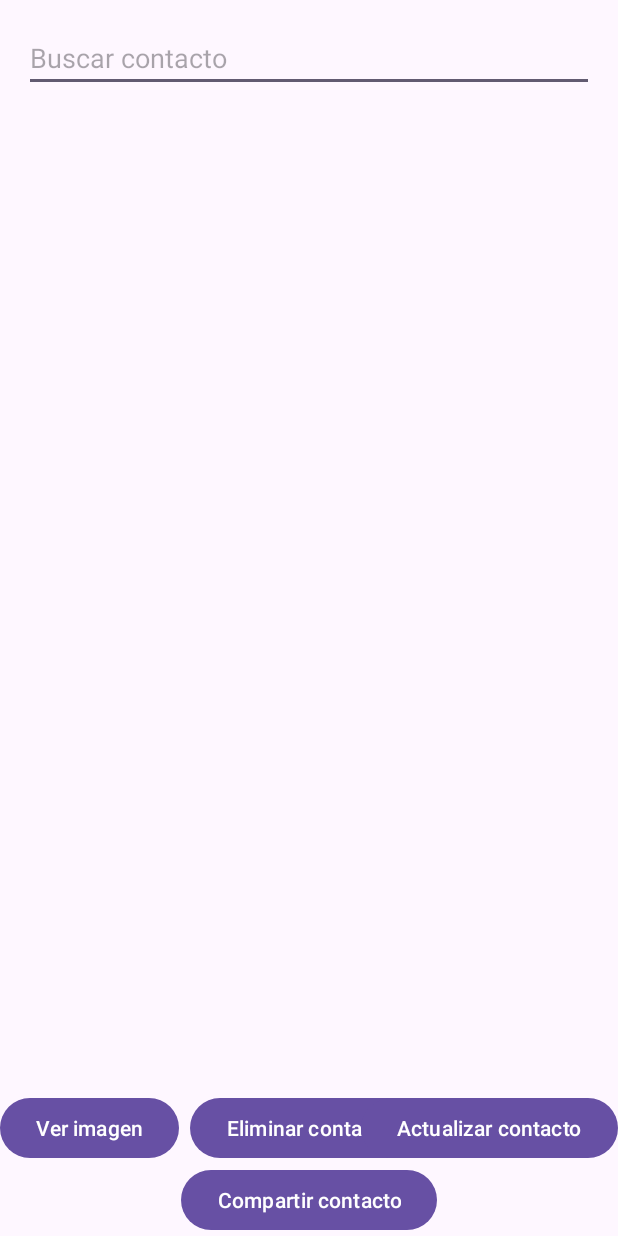
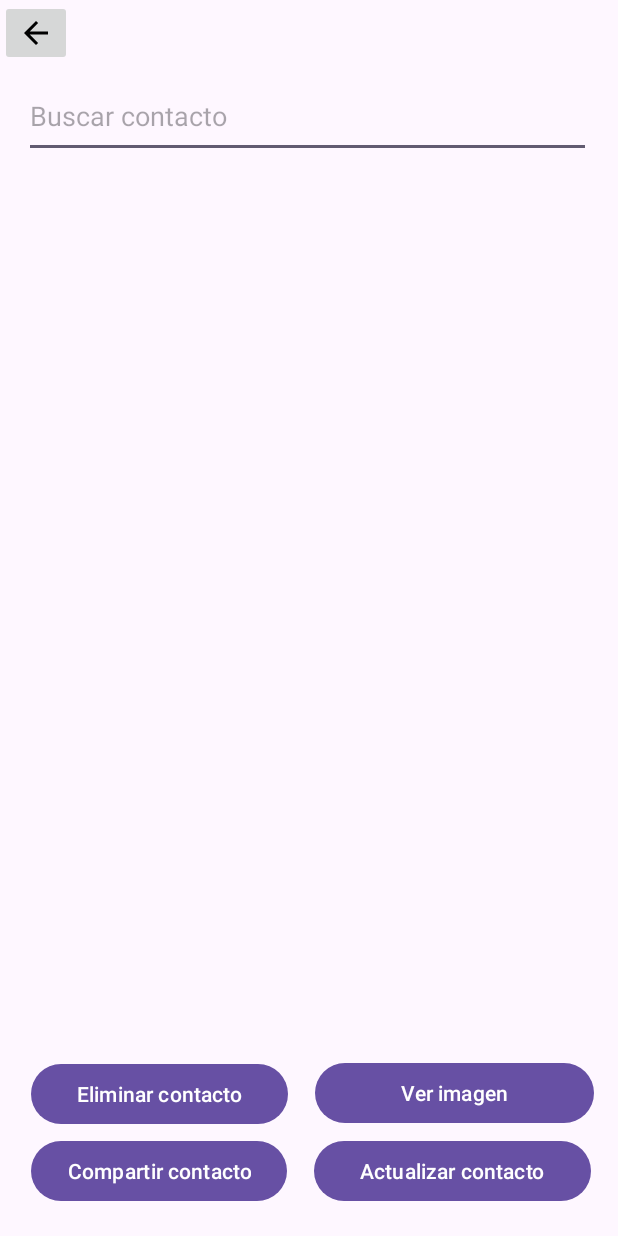
Before and after one commit to jdj2001/PM1E1365556, an Android app: the ActivityListado screen opened directly, with no data from a screen before it, on a phone screen of 412 x 824 dp. Run offline under Robolectric (Android 15) with nearby library versions, the phone set to English and light mode, and no system bars.

Commit message:
Pantalla Lista de Contactos,Boton Salir y Boton Compartir

```diff
--- a/app/src/main/java/com/example/pm1e1365556/ActivityListado.java
+++ b/app/src/main/java/com/example/pm1e1365556/ActivityListado.java
@@ -1,5 +1,6 @@
 package com.example.pm1e1365556;
 
+import android.annotation.SuppressLint;
 import android.content.DialogInterface;
 import android.content.Intent;
 import android.net.Uri;
@@ -8,6 +9,7 @@ import android.view.View;
 import android.widget.AdapterView;
 import android.widget.Button;
 import android.widget.EditText;
+import android.widget.ImageButton;
 import android.widget.ListView;
 import android.widget.Toast;
 
@@ -21,6 +23,7 @@ import Configuracion.SQLiteConexion;
 
 public class ActivityListado extends AppCompatActivity {
     private ListView listaContactos;
+    private ImageButton btnAtras;
     private Button btnCompartir, btnVerImagen, btnEliminar, btnActualizar;
     private EditText inputBusqueda;
     private SQLiteConexion dbHelper;
@@ -28,6 +31,7 @@ public class ActivityListado extends AppCompatActivity {
     private ContactoAdapter adapter;
     private int contactoSeleccionadoIndex = -1; // Índice del contacto seleccionado
 
+    @SuppressLint("WrongViewCast")
     @Override
     protected void onCreate(Bundle savedInstanceState) {
         super.onCreate(savedInstanceState);
@@ -38,6 +42,7 @@ public class ActivityListado extends AppCompatActivity {
         btnVerImagen = findViewById(R.id.btnVerImagen);
         btnEliminar = findViewById(R.id.btnEliminar);
         btnActualizar = findViewById(R.id.btnActualizar);
+        btnAtras = findViewById(R.id.btnAtras);
         inputBusqueda = findViewById(R.id.inputBusqueda);
 
         dbHelper = new SQLiteConexion(this);
@@ -56,6 +61,7 @@ public class ActivityListado extends AppCompatActivity {
         btnVerImagen.setOnClickListener(v -> verImagen());
         btnEliminar.setOnClickListener(v -> eliminarContacto());
         btnActualizar.setOnClickListener(v -> actualizarContacto());
+        btnAtras.setOnClickListener(v -> regresarInicio());
     }
 
     private void mostrarDialogo(Contacto contacto) {
@@ -92,13 +98,17 @@ public class ActivityListado extends AppCompatActivity {
         listaContactos.setAdapter(adapter);
     }
 
-
     private void compartirContacto() {
         if (contactoSeleccionadoIndex != -1) {
             Contacto contacto = contactos.get(contactoSeleccionadoIndex);
             Intent intent = new Intent(Intent.ACTION_SEND);
             intent.setType("text/plain");
-            String textoCompartir = "Nombre: " + contacto.getNombre() + "\nTeléfono: " + contacto.getTelefono();
+
+            String textoCompartir = "Nombre: " + contacto.getNombre() +
+                    "\nTeléfono: " + contacto.getTelefono() +
+                    "\nPaís: " + contacto.getPais() +
+                    "\nNota: " + contacto.getNota();
+
             intent.putExtra(Intent.EXTRA_TEXT, textoCompartir);
             startActivity(Intent.createChooser(intent, "Compartir contacto"));
         } else {
@@ -138,4 +148,10 @@ public class ActivityListado extends AppCompatActivity {
             Toast.makeText(this, "Seleccione un contacto para actualizar", Toast.LENGTH_SHORT).show();
         }
     }
+    private void regresarInicio()
+    {
+        Intent intent = new Intent(this, ActivityContacto.class);
+        startActivity(intent);
+        finish();
+    }
 }
--- /dev/null
+++ b/app/src/main/res/drawable/baseline_arrow_back_24.xml
@@ -0,0 +1,5 @@
+<vector xmlns:android="http://schemas.android.com/apk/res/android" android:autoMirrored="true" android:height="24dp" android:tint="#000000" android:viewportHeight="24" android:viewportWidth="24" android:width="24dp">
+
+    <path android:fillColor="@android:color/white" android:pathData="M20,11H7.83l5.59,-5.59L12,4l-8,8 8,8 1.41,-1.41L7.83,13H20v-2z"/>
+
+</vector>
--- a/app/src/main/res/layout/activity_contacto.xml
+++ b/app/src/main/res/layout/activity_contacto.xml
@@ -65,8 +65,8 @@
 
     <Button
         android:id="@+id/btnSalvar"
-        android:layout_width="wrap_content"
-        android:layout_height="wrap_content"
+        android:layout_width="172dp"
+        android:layout_height="50dp"
         android:layout_below="@id/inputNota"
         android:layout_marginTop="16dp"
         android:text="Salvar Contacto" />
--- a/app/src/main/res/layout/activity_listado.xml
+++ b/app/src/main/res/layout/activity_listado.xml
@@ -1,54 +1,74 @@
 <?xml version="1.0" encoding="utf-8"?>
 <RelativeLayout xmlns:android="http://schemas.android.com/apk/res/android"
+    xmlns:app="http://schemas.android.com/apk/res-auto"
     android:layout_width="match_parent"
     android:layout_height="match_parent">
 
+    <ImageButton
+        android:id="@+id/btnAtras"
+        android:layout_width="wrap_content"
+        android:layout_height="wrap_content"
+        app:srcCompat="@drawable/baseline_arrow_back_24" />
+
     <EditText
         android:id="@+id/inputBusqueda"
-        android:layout_width="match_parent"
-        android:layout_height="wrap_content"
-        android:hint="Buscar contacto"
-        android:layout_margin="16dp"/>
+        android:layout_width="378dp"
+        android:layout_height="55dp"
+        android:layout_marginStart="16dp"
+        android:layout_marginLeft="16dp"
+        android:layout_marginTop="50dp"
+        android:layout_marginEnd="16dp"
+        android:layout_marginRight="16dp"
+        android:layout_marginBottom="16dp"
+        android:hint="Buscar contacto" />
 
     <ListView
         android:id="@+id/listaContactos"
         android:layout_width="match_parent"
-        android:layout_height="match_parent"
+        android:layout_height="454dp"
         android:layout_below="@id/inputBusqueda"
-        android:layout_above="@+id/btnCompartir"
+        android:layout_marginTop="17dp"
         android:divider="@null"
-        android:dividerHeight="0dp"/>
+        android:dividerHeight="0dp" />
 
     <Button
         android:id="@+id/btnCompartir"
         android:layout_width="wrap_content"
         android:layout_height="wrap_content"
-        android:text="Compartir contacto"
         android:layout_alignParentBottom="true"
-        android:layout_centerHorizontal="true"/>
+        android:layout_marginBottom="19dp"
+        android:insetLeft="21dp"
+        android:text="Compartir contacto" />
 
     <Button
         android:id="@+id/btnVerImagen"
-        android:layout_width="wrap_content"
+        android:layout_width="186dp"
         android:layout_height="wrap_content"
-        android:text="Ver imagen"
         android:layout_above="@id/btnCompartir"
-        android:layout_alignParentStart="true"/>
+        android:layout_marginStart="18dp"
+        android:layout_marginBottom="4dp"
+        android:layout_toEndOf="@+id/btnEliminar"
+        android:text="Ver imagen" />
 
     <Button
         android:id="@+id/btnEliminar"
-        android:layout_width="wrap_content"
+        android:layout_width="192dp"
         android:layout_height="wrap_content"
-        android:text="Eliminar contacto"
         android:layout_above="@id/btnCompartir"
-        android:layout_centerHorizontal="true"/>
+        android:layout_marginBottom="3dp"
+        android:insetLeft="21dp"
+        android:text="Eliminar contacto" />
 
     <Button
         android:id="@+id/btnActualizar"
-        android:layout_width="wrap_content"
+        android:layout_width="182dp"
         android:layout_height="wrap_content"
-        android:text="Actualizar contacto"
         android:layout_above="@id/btnCompartir"
-        android:layout_alignParentEnd="true"/>
+        android:layout_alignParentEnd="true"
+        android:layout_marginStart="18dp"
+        android:layout_marginEnd="18dp"
+        android:layout_marginBottom="-48dp"
+        android:layout_toEndOf="@+id/btnCompartir"
+        android:text="Actualizar contacto" />
 
 </RelativeLayout>
```
